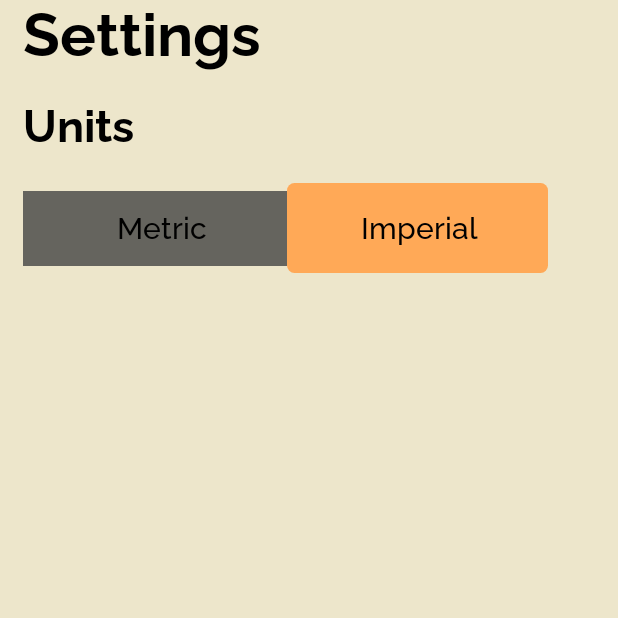
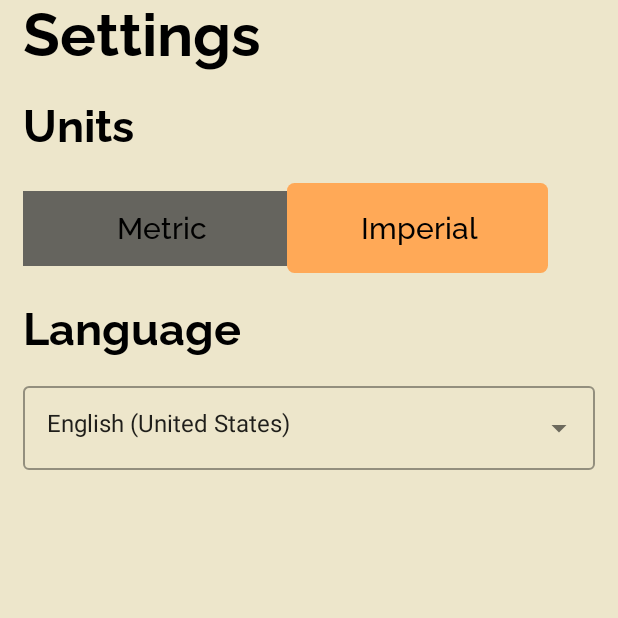
Before and after one commit to agaperra/Weather-Forecast, an Android app built with Jetpack Compose: the PreferencesScreen screen opened through its navigation route, after a tap on "Metric", on a phone screen of 412 x 824 dp, the top half of it. Run offline under Robolectric (Android 15) with nearby library versions, the phone set to English and light mode, and no system bars; our stand-ins replace Dagger/Hilt's generated code, Timber, accompanist; missing, so only their content is drawn: PermissionRequired; 1 statement that could not run was skipped.

Commit message:
Начал делать возможность выбора языка приложения

```diff
--- a/app/src/main/java/com/agaperra/weatherforecast/domain/repository/DataStoreRepository.kt
+++ b/app/src/main/java/com/agaperra/weatherforecast/domain/repository/DataStoreRepository.kt
@@ -1,17 +1,20 @@
 package com.agaperra.weatherforecast.domain.repository
 
-import com.agaperra.weatherforecast.domain.model.UnitsType
 import kotlinx.coroutines.flow.Flow
+import java.util.*
 
 interface DataStoreRepository {
 
     suspend fun persistLaunchState()
     suspend fun persistLocationName(newLocation: String)
     suspend fun persistUnitsSettings(unitsType: String)
+    suspend fun persistLanguage(language: String)
 
     val readLaunchState: Flow<Boolean>
 
     val readLocationState: Flow<String>
 
     val readUnitsSettings: Flow<String>
+
+    val readLanguageSettings: Flow<String>
 }
--- /dev/null
+++ b/app/src/main/java/com/agaperra/weatherforecast/domain/use_case/ReadAppLanguage.kt
@@ -0,0 +1,14 @@
+package com.agaperra.weatherforecast.domain.use_case
+
+import com.agaperra.weatherforecast.domain.repository.DataStoreRepository
+import kotlinx.coroutines.flow.map
+import java.util.*
+import javax.inject.Inject
+
+class ReadAppLanguage @Inject constructor(
+    private val dataStoreRepository: DataStoreRepository
+) {
+    operator fun invoke() = dataStoreRepository.readLanguageSettings.map {
+        Locale.forLanguageTag(it)
+    }
+}
--- /dev/null
+++ b/app/src/main/java/com/agaperra/weatherforecast/domain/use_case/SaveAppLanguage.kt
@@ -0,0 +1,13 @@
+package com.agaperra.weatherforecast.domain.use_case
+
+import com.agaperra.weatherforecast.domain.repository.DataStoreRepository
+import java.util.*
+import javax.inject.Inject
+
+class SaveAppLanguage @Inject constructor(
+    private val dataStoreRepository: DataStoreRepository
+) {
+    suspend operator fun invoke(language: Locale) {
+        dataStoreRepository.persistLanguage(language = language.toLanguageTag())
+    }
+}
--- a/app/src/main/java/com/agaperra/weatherforecast/domain/util/Constants.kt
+++ b/app/src/main/java/com/agaperra/weatherforecast/domain/util/Constants.kt
@@ -9,6 +9,7 @@ object Constants {
     const val LOCATION_PREFERENCE_KEY = "location"
     const val FIRST_LAUNCH_PREFERENCE_KEY = "isFirstLaunch"
     const val UNITS_PREFERENCE_KEY = "units_preference"
+    const val LANGUAGE_PREFERENCE_KEY = "language_preference_key"
 
     const val SPLASH_SCREEN = "splash"
     const val HOME_SCREEN = "home"
--- a/app/src/main/java/com/agaperra/weatherforecast/presentation/screens/settings/SettingsScreen.kt
+++ b/app/src/main/java/com/agaperra/weatherforecast/presentation/screens/settings/SettingsScreen.kt
@@ -1,15 +1,21 @@
 package com.agaperra.weatherforecast.presentation.screens.settings
 
+import androidx.compose.animation.core.animateFloatAsState
 import androidx.compose.foundation.background
+import androidx.compose.foundation.clickable
 import androidx.compose.foundation.layout.*
-import androidx.compose.material.ExperimentalMaterialApi
-import androidx.compose.material.Text
+import androidx.compose.material.*
+import androidx.compose.material.icons.Icons
+import androidx.compose.material.icons.filled.ArrowDropDown
 import androidx.compose.runtime.*
 import androidx.compose.ui.Alignment
 import androidx.compose.ui.Modifier
+import androidx.compose.ui.draw.rotate
 import androidx.compose.ui.graphics.Color
+import androidx.compose.ui.platform.LocalContext
 import androidx.compose.ui.res.stringResource
 import androidx.compose.ui.text.font.FontWeight
+import androidx.compose.ui.text.style.TextOverflow
 import androidx.compose.ui.unit.dp
 import androidx.compose.ui.unit.sp
 import androidx.hilt.navigation.compose.hiltViewModel
@@ -21,6 +27,8 @@ import com.agaperra.weatherforecast.presentation.viewmodel.SharedViewModel
 import com.google.accompanist.insets.systemBarsPadding
 import com.google.accompanist.systemuicontroller.rememberSystemUiController
 import kotlinx.coroutines.ExperimentalCoroutinesApi
+import timber.log.Timber
+import java.util.*
 
 @ExperimentalMaterialApi
 @ExperimentalCoroutinesApi
@@ -53,6 +61,14 @@ fun PreferencesScreen(sharedViewModel: SharedViewModel = hiltViewModel()) {
 @Composable
 fun PreferencesContent(textColor: Color, sharedViewModel: SharedViewModel = hiltViewModel()) {
     val unitsState by sharedViewModel.unitsSettings.collectAsState()
+    val appLanguage by sharedViewModel.appLanguage.collectAsState()
+
+    var isLanguageListExpanded by remember { mutableStateOf(false) }
+
+    val arrowIconRotation =
+        animateFloatAsState(targetValue = if (isLanguageListExpanded) 180f else 0f)
+
+    val context = LocalContext.current
 
     Column(
         horizontalAlignment = Alignment.Start, modifier = Modifier
@@ -65,8 +81,8 @@ fun PreferencesContent(textColor: Color, sharedViewModel: SharedViewModel = hilt
             fontFamily = ralewayFontFamily,
             fontWeight = FontWeight.Bold,
             fontSize = 40.sp,
-            modifier = Modifier.padding(bottom = 20.dp)
         )
+        Spacer(modifier = Modifier.height(20.dp))
         SettingSwitcher(
             state = unitsState == UnitsType.IMPERIAL,
             settingName = R.string.units,
@@ -76,5 +92,79 @@ fun PreferencesContent(textColor: Color, sharedViewModel: SharedViewModel = hilt
         ) {
             sharedViewModel.updateUnitsSetting()
         }
+        Spacer(modifier = Modifier.height(20.dp))
+        Text(
+            text = "Language",
+            color = textColor,
+            fontFamily = ralewayFontFamily,
+            fontWeight = FontWeight.Bold,
+            fontSize = 30.sp
+        )
+        Spacer(modifier = Modifier.height(20.dp))
+
+        OutlinedTextField(
+            value = appLanguage.displayName,
+            onValueChange = {
+
+            },
+            modifier = Modifier.fillMaxWidth(),
+            trailingIcon = {
+                Icon(
+                    imageVector = Icons.Filled.ArrowDropDown,
+                    contentDescription = "Drop Down Arrow",
+                    modifier = Modifier
+                        .rotate(arrowIconRotation.value)
+                        .clickable { isLanguageListExpanded = true }
+                )
+            },
+            readOnly = true,
+        )
+        LanguagesList(
+            languages = listOf(
+                Locale.GERMAN,
+                Locale.FRENCH,
+                Locale.ENGLISH,
+                Locale.ITALY
+            ),
+            isExpanded = isLanguageListExpanded,
+            onDismiss = { isLanguageListExpanded = false },
+            onItemClicked = {
+                sharedViewModel.saveLanguageSettings(it)
+
+                context.resources.configuration.setLocale(it)
+                context.createConfigurationContext(context.resources.configuration)
+                isLanguageListExpanded = false
+            }
+        )
     }
 }
+
+@Composable
+fun LanguagesList(
+    languages: List<Locale>,
+    isExpanded: Boolean,
+    onDismiss: () -> Unit,
+    onItemClicked: (Locale) -> Unit
+) {
+    DropdownMenu(
+        expanded = isExpanded,
+        onDismissRequest = { onDismiss() },
+        modifier = Modifier
+            .fillMaxWidth()
+            .background(secondaryPearlWhite)
+    ) {
+        languages.forEach { locale ->
+            DropdownMenuItem(
+                onClick = { onItemClicked(locale) }
+            ) {
+                Text(
+                    text = locale.displayName,
+                    fontFamily = ralewayFontFamily,
+                    color = Color.Black,
+                    fontWeight = FontWeight.Medium,
+                    overflow = TextOverflow.Ellipsis
+                )
+            }
+        }
+    }
+}
--- a/app/src/main/java/com/agaperra/weatherforecast/presentation/viewmodel/SharedViewModel.kt
+++ b/app/src/main/java/com/agaperra/weatherforecast/presentation/viewmodel/SharedViewModel.kt
@@ -37,6 +37,8 @@ class SharedViewModel @Inject constructor(
     saveLaunchState: UpdateLaunchState,
     networkStatusListener: NetworkStatusListener,
     readUnitsSettings: ReadUnitsSettings,
+    readAppLanguage: ReadAppLanguage,
+    private val saveAppLanguage: SaveAppLanguage,
     private val updateUnitsSettings: UpdateUnitsSettings,
     private val getWeeklyForecast: GetWeeklyForecast,
     private val locationListener: LocationListener
@@ -69,6 +71,9 @@ class SharedViewModel @Inject constructor(
     private val _unitsSettings = MutableStateFlow(UnitsType.METRIC)
     val unitsSettings = _unitsSettings.asStateFlow()
 
+    private val _appLanguage = MutableStateFlow(Locale.getDefault())
+    val appLanguage = _appLanguage.asStateFlow()
+
     private val scheduledExecutorService = Executors.newScheduledThreadPool(1)
     private var future: ScheduledFuture<*>? = null
 
@@ -92,6 +97,8 @@ class SharedViewModel @Inject constructor(
                 getWeatherForecast()
             }
         }.launchIn(viewModelScope)
+
+        readAppLanguage().onEach { _appLanguage.value = it }
     }
 
     fun observeCurrentLocation() = locationListener.currentLocation.onEach { locationResult ->
@@ -142,6 +149,10 @@ class SharedViewModel @Inject constructor(
         }.launchIn(viewModelScope)
     }
 
+    fun saveLanguageSettings(language: Locale) = viewModelScope.launch(Dispatchers.IO) {
+        saveAppLanguage(language = language)
+    }
+
     private fun startForecastUpdateTimer() {
         future = scheduledExecutorService.scheduleAtFixedRate(
             { _weatherLastUpdate.value += WEATHER_UPDATE_TIMER_PERIOD.toInt() },
```
Also changed, not shown: app/src/main/java/com/agaperra/weatherforecast/data/repository/DataStoreRepositoryImpl.kt (+17 -1 lines).
